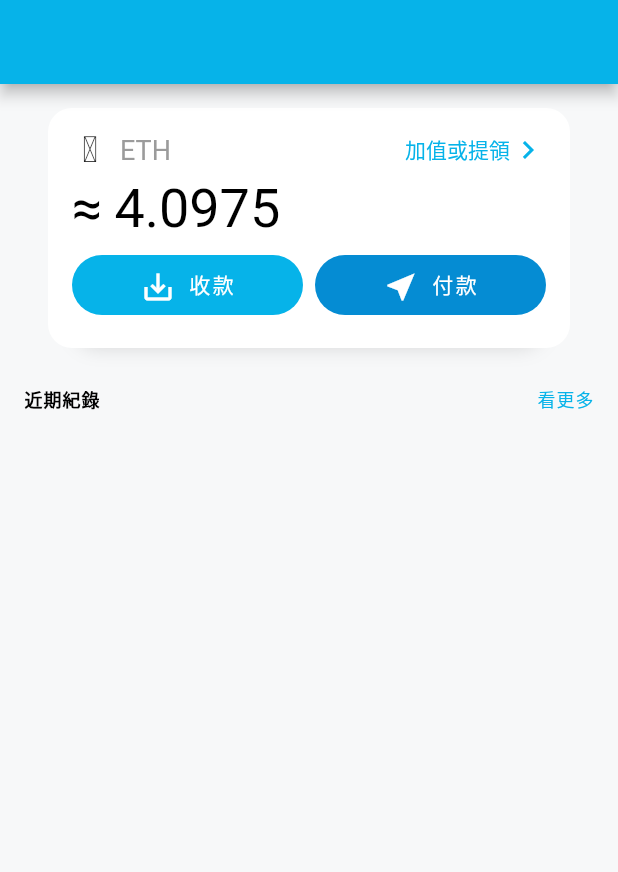
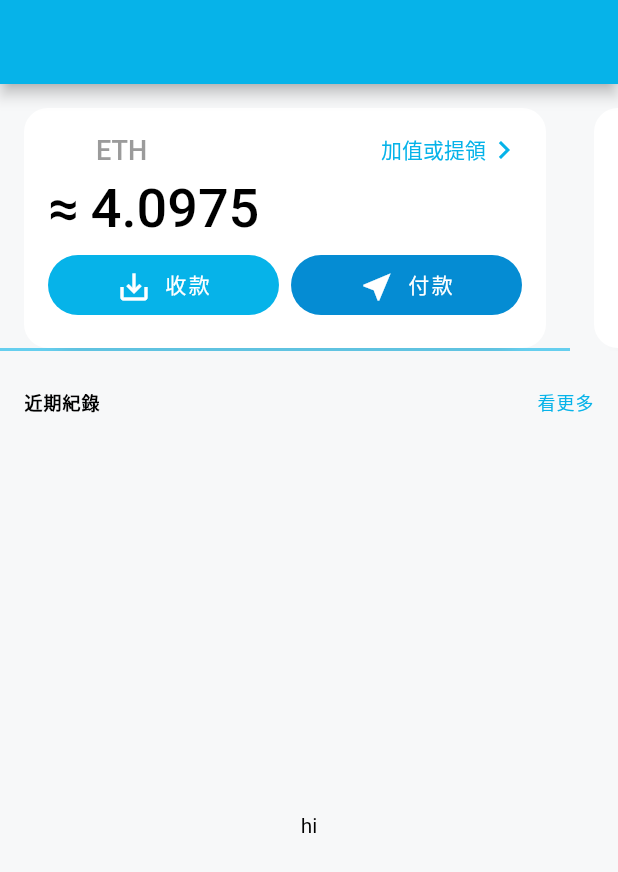
Before and after one commit to MerMerLtd/pingpay_flutter, a Flutter app: the screen it shows after launch, on a phone screen of 412 x 824 dp. Shown: the top 872 px of the screen. Run offline on Flutter 3.47's test engine with Material 2 defaults, Android fonts, the light colour scheme and no system bars.

Commit message:
wallet page: using Tabs & TabView

```diff
--- a/lib/pages/wallet_create_page.dart
+++ b/lib/pages/wallet_create_page.dart
@@ -17,8 +17,8 @@ class WalletCreatePage extends StatelessWidget {
           ),
         ),
       ),
-      // body: MnemonicCard(),
-      body: PasswordSettingCard(),
+      body: MnemonicCard(),
+      // body: PasswordSettingCard(),
     );
   }
 }
--- a/lib/pages/wallet_page.dart
+++ b/lib/pages/wallet_page.dart
@@ -1,13 +1,13 @@
 import 'package:flutter/material.dart';
-import 'package:pingpay_flutter/providers/ping_pay_icons.dart';
+
+import 'package:pingpay_flutter/providers/ping_pay_icons_icons.dart';
 import '../widgets/round_radius_button.dart';
 
-import '../providers/ping_pay_icons.dart';
+import '../providers/ping_pay_icons_icons.dart';
 
 class WalletPage extends StatelessWidget {
   @override
   Widget build(BuildContext context) {
-    final _deviceData = MediaQuery.of(context).size;
     return Scaffold(
       appBar: AppBar(
         title: Text(''),
@@ -21,141 +21,20 @@ class WalletPage extends StatelessWidget {
           child: Column(
             children: <Widget>[
               const SizedBox(height: 16),
-              Container(
-                decoration: BoxDecoration(
-                  color: Colors.white,
-                  borderRadius: BorderRadius.circular(16),
-                  boxShadow: [
-                    BoxShadow(
-                      color: Color(0x22000000),
-                      blurRadius:
-                          10.0, // has the effect of softening the shadow
-                      spreadRadius: (_deviceData.width - 64) *
-                          (-.05), // has the effect of extending the shadow
-                      offset: Offset(
-                        0.0, // horizontal, > 0 move right, < 0 move left
-                        (_deviceData.width - 64) *
-                            (.05), // vertical, move down 10
-                      ),
-                    ),
-                  ],
-                ),
-                width: _deviceData.width - 64,
-                height: 160,
-                child: Padding(
-                  padding: EdgeInsets.all(16),
-                  child: Column(
-                    children: <Widget>[
-                      Row(
-                        children: <Widget>[
-                          //++
-                          // https://medium.com/flutterpub/how-to-use-custom-icons-in-flutter-834a079d977
-                          Icon(PingPay.ic_eth),
-                          const SizedBox(width: 8),
-                          Text(
-                            'ETH',
-                            style: TextStyle(
-                                color: Color(0xff9b9b9b), fontSize: 18),
-                          ),
-                          Expanded(
-                            child: GestureDetector(
-                              onTap: () {},
-                              child: Row(
-                                mainAxisAlignment: MainAxisAlignment.end,
-                                children: <Widget>[
-                                  Text(
-                                    '加值或提領',
-                                    // '加值或提領 >',
-                                    style: TextStyle(
-                                      color: Color(0xff06b3e9),
-                                      fontSize: 14,
-                                    ),
-                                  ),
-                                  Icon(
-                                    Icons.keyboard_arrow_right,
-                                    color: Color(0xff06b3e9),
-                                  ),
-                                ],
-                              ),
-                            ),
-                          )
-                        ],
-                      ),
-                      Container(
-                        margin: EdgeInsets.symmetric(vertical: 6),
-                        child: Row(
-                          children: <Widget>[
-                            Text(
-                              '≈',
-                              style:
-                                  TextStyle(color: Colors.black, fontSize: 36),
-                            ),
-                            const SizedBox(width: 8),
-                            Text(
-                              '4.0975', //dummy data now++
-                              style:
-                                  TextStyle(color: Colors.black, fontSize: 36),
-                            ),
-                          ],
-                        ),
-                      ),
-                      Row(
-                        children: <Widget>[
-                          Flexible(
-                            flex: 1,
-                            child: RoundRadiusButton(
-                              height: 40,
-                              color: Color(0xff06b3e9),
-                              textColor: Color(0xffffffff),
-                              child: Row(
-                                mainAxisAlignment: MainAxisAlignment.center,
-                                children: <Widget>[
-                                  Icon(Icons.save_alt),
-                                  const SizedBox(width: 8),
-                                  Text(
-                                    '收款',
-                                    style: TextStyle(
-                                      fontSize: 14,
-                                      letterSpacing: 1.6,
-                                      // fontFamily: ,
-                                    ),
-                                  ),
-                                ],
-                              ),
-                              onPressed: () {},
-                            ),
-                          ),
-                          const SizedBox(width: 8),
-                          Flexible(
-                            flex: 1,
-                            child: RoundRadiusButton(
-                              height: 40,
-                              color: Color(0xff058cd3),
-                              textColor: Color(0xffffffff),
-                              child: Row(
-                                mainAxisAlignment: MainAxisAlignment.center,
-                                children: <Widget>[
-                                    // Icon(PingPay.ic_send),
-                                  Icon(Icons.near_me),
-                                  const SizedBox(width: 8),
-                                  Text(
-                                    '付款',
-                                    style: TextStyle(
-                                      fontSize: 14,
-                                      letterSpacing: 1.6,
-                                      // fontFamily: ,
-                                    ),
-                                  ),
-                                ],
-                              ),
-                              onPressed: () {},
-                            ),
-                          ),
-                        ],
-                      ),
-                    ],
+              TabBar(
+                isScrollable: true,
+                tabs: <Widget>[
+                  TabCard(
+                    balance: 4.0975,
+                    coinIcon: Icon(PingPayIcons.ic_eth),
+                    coinType: 'ETH',
                   ),
-                ),
+                  TabCard(
+                    balance: 4.0975,
+                    coinIcon: Icon(PingPayIcons.ic_eth),
+                    coinType: 'ETH',
+                  ),
+                ],
               ),
               const SizedBox(height: 25),
               Container(
@@ -189,6 +68,22 @@ class WalletPage extends StatelessWidget {
                   ],
                 ),
               ),
+              Expanded(
+                child: TabBarView(
+                  children: <Widget>[
+                    Center(
+                        child: Text(
+                      "hi",
+                      style: TextStyle(color: Colors.black),
+                    )),
+                    Center(
+                        child: Text(
+                      "hi",
+                      style: TextStyle(color: Colors.black),
+                    )),
+                  ],
+                ),
+              ),
             ],
           ),
         ),
@@ -196,3 +91,189 @@ class WalletPage extends StatelessWidget {
     );
   }
 }
+
+class TabCard extends StatelessWidget {
+  const TabCard({
+    Key key,
+    double balance,
+    this.coinIcon,
+    this.coinType,
+  })  : _balance = balance,
+        super(key: key);
+
+  final double _balance;
+  final Icon coinIcon;
+  final String coinType;
+
+  @override
+  Widget build(BuildContext context) {
+    final _deviceData = MediaQuery.of(context).size;
+    return Container(
+      decoration: BoxDecoration(
+        color: Colors.white,
+        borderRadius: BorderRadius.circular(16),
+        boxShadow: [
+          BoxShadow(
+            color: Color(0x22000000),
+            blurRadius: 10.0, // has the effect of softening the shadow
+            spreadRadius: (_deviceData.width - 64) *
+                (-.05), // has the effect of extending the shadow
+            offset: Offset(
+              0.0, // horizontal, > 0 move right, < 0 move left
+              (_deviceData.width - 64) * (.05), // vertical, move down 10
+            ),
+          ),
+        ],
+      ),
+      width: _deviceData.width - 64,
+      height: 160,
+      child: Padding(
+        padding: EdgeInsets.all(16),
+        child: Column(
+          children: <Widget>[
+            Row(
+              children: <Widget>[
+                //++
+                // https://medium.com/flutterpub/how-to-use-custom-icons-in-flutter-834a079d977
+                coinIcon,
+                const SizedBox(width: 8),
+                Text(
+                  coinType,
+                  style: TextStyle(color: Color(0xff9b9b9b), fontSize: 18),
+                ),
+                Expanded(
+                  child: GestureDetector(
+                    onTap: () {
+                      showDialog(
+                          context: context,
+                          builder: (BuildContext context) {
+                            return AlertDialog(
+                              title: Text(
+                                'coin type is $coinType',
+                                style: TextStyle(
+                                    color: Theme.of(context).primaryColor),
+                              ),
+                            );
+                          });
+                    },
+                    child: Row(
+                      mainAxisAlignment: MainAxisAlignment.end,
+                      children: <Widget>[
+                        Text(
+                          '加值或提領',
+                          // '加值或提領 >',
+                          style: TextStyle(
+                            color: Color(0xff06b3e9),
+                            fontSize: 14,
+                          ),
+                        ),
+                        Icon(
+                          Icons.keyboard_arrow_right,
+                          color: Color(0xff06b3e9),
+                        ),
+                      ],
+                    ),
+                  ),
+                )
+              ],
+            ),
+            Container(
+              margin: EdgeInsets.symmetric(vertical: 6),
+              child: Row(
+                children: <Widget>[
+                  Text(
+                    '≈',
+                    style: TextStyle(color: Colors.black, fontSize: 36),
+                  ),
+                  const SizedBox(width: 8),
+                  Text(
+                    _balance.toString(), //dummy data now++
+                    style: TextStyle(color: Colors.black, fontSize: 36),
+                  ),
+                ],
+              ),
+            ),
+            Row(
+              children: <Widget>[
+                Flexible(
+                  flex: 1,
+                  child: RoundRadiusButton(
+                    height: 40,
+                    color: Color(0xff06b3e9),
+                    textColor: Color(0xffffffff),
+                    child: Row(
+                      mainAxisAlignment: MainAxisAlignment.center,
+                      children: <Widget>[
+                        Icon(Icons.save_alt),
+                        const SizedBox(width: 8),
+                        Text(
+                          '收款',
+                          style: TextStyle(
+                            fontSize: 14,
+                            letterSpacing: 1.6,
+                            // fontFamily: ,
+                          ),
+                        ),
+                      ],
+                    ),
+                    onPressed: () {
+                      showDialog(
+                          context: context,
+                          builder: (BuildContext context) {
+                            return AlertDialog(
+                              title: Text(
+                                "receive $coinType coin",
+                                style: TextStyle(
+                                    color: Theme.of(context).primaryColor),
+                              ),
+                            );
+                          });
+                    },
+                  ),
+                ),
+                const SizedBox(width: 8),
+                Flexible(
+                  flex: 1,
+                  child: RoundRadiusButton(
+                    height: 40,
+                    color: Color(0xff058cd3),
+                    textColor: Color(0xffffffff),
+                    child: Row(
+                      mainAxisAlignment: MainAxisAlignment.center,
+                      children: <Widget>[
+                        // Icon(PingPay.ic_send),
+                        Icon(Icons.near_me),
+                        const SizedBox(width: 8),
+                        Text(
+                          '付款',
+                          style: TextStyle(
+                            fontSize: 14,
+                            letterSpacing: 1.6,
+                            // fontFamily: ,
+                          ),
+                        ),
+                      ],
+                    ),
+                    onPressed: () {
+                      showDialog(
+                          context: context,
+                          builder: (BuildContext context) {
+                            return AlertDialog(
+                              title: Text(
+                                "pay with $coinType",
+                                style: TextStyle(
+                                    color: Theme.of(context).primaryColor),
+                              ),
+                            );
+                          });
+                    },
+                  ),
+                ),
+              ],
+            ),
+          ],
+        ),
+      ),
+    );
+  }
+}
--- a/lib/providers/ping_pay_icons.dart
+++ b/lib/providers/ping_pay_icons_icons.dart
@@ -1,4 +1,4 @@
-/// Flutter icons PingPay
+/// Flutter icons PingPayIcons
 /// Copyright (C) 2019 by original authors @ fluttericon.com, fontello.com
 /// This font was generated by FlutterIcon.com, which is derived from Fontello.
 ///
@@ -7,18 +7,18 @@
 ///
 /// flutter:
 ///   fonts:
-///    - family:  PingPay
+///    - family:  PingPayIcons
 ///      fonts:
-///       - asset: fonts/PingPay.ttf
+///       - asset: fonts/PingPayIcons.ttf
 ///
 ///
 ///
 import 'package:flutter/widgets.dart';
 
-class PingPay {
-  PingPay._();
+class PingPayIcons {
+  PingPayIcons._();
 
-  static const _kFontFam = 'PingPay';
+  static const _kFontFam = 'PingPayIcons';
 
   static const IconData fingerprint_default = const IconData(0xe800, fontFamily: _kFontFam);
   static const IconData ic_about = const IconData(0xe801, fontFamily: _kFontFam);
@@ -41,4 +41,5 @@ class PingPay {
   static const IconData ic_wallet = const IconData(0xe812, fontFamily: _kFontFam);
   static const IconData ic_xpa = const IconData(0xe813, fontFamily: _kFontFam);
   static const IconData icon = const IconData(0xe814, fontFamily: _kFontFam);
+  static const IconData screenshot = const IconData(0xe815, fontFamily: _kFontFam);
 }
```
Also changed, not shown: lib/widgets/mnemonic_card.dart (+57 -1 lines), assets/fonts/PingPay.ttf (deleted), assets/fonts/PingPayIcons.ttf (added), assets/images/drawable-hdpi/ic_security.png (added), assets/images/drawable-mdpi/ic_security.png (added), assets/images/drawable-xhdpi/ic_security.png (added), assets/images/drawable-xxhdpi/ic_security.png (added), assets/images/drawable-xxxhdpi/ic_security.png (added).
